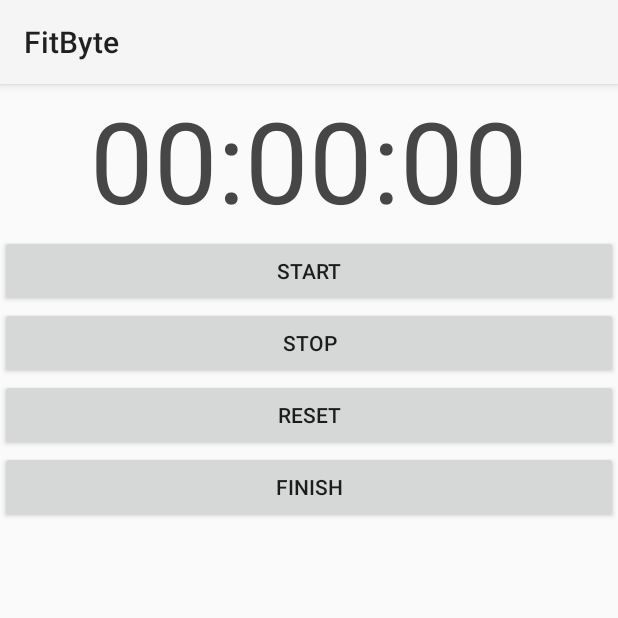
After one commit to pmalavia/FitByte, an Android app: the DistanceTracker screen opened directly, with no data from a screen before it, on a phone screen of 412 x 824 dp, the top half of it. The commit adds this screen. Run offline under Robolectric (Android 15) with nearby library versions, the phone set to English and light mode, and no system bars.

Commit message:
Distance Tracker (Not finished yet...)

```diff
--- /dev/null
+++ b/app/src/main/java/com/example/fitbyte/fitbyte/DistanceTracker.java
@@ -0,0 +1,191 @@
+package com.example.fitbyte.fitbyte;
+
+
+import android.content.Context;
+import android.location.Location;
+import android.location.LocationListener;
+import android.location.LocationManager;
+import android.os.Bundle;
+import android.os.Handler;
+import android.view.View;
+import android.widget.Button;
+import android.widget.TextView;
+
+import org.w3c.dom.Text;
+
+
+public class DistanceTracker extends MenuNavigation implements LocationListener{
+
+    Button start;
+    Button stop;
+    Button reset;
+    Button finish;
+    TextView timer;
+    TextView time;
+    TextView distance;
+    private boolean stopped = false;
+    private long startTime;
+    private long elapsedTime;
+    private Handler mHandler;
+    private final int REFRESH_RATE = 100;
+    private String hours,minutes,seconds;
+    private long secs,mins,hrs;
+    double latitude_one;
+    double longitude_one;
+    double latitude_two;
+    double longitude_two;
+    LocationManager lm;
+    private boolean visited = false;
+
+    protected void onCreate(Bundle savedInstanceState) {
+        super.onCreate(savedInstanceState);
+        setContentView(R.layout.distancetracker_layout);
+        super.onCreateDrawer();
+
+        start = (Button)findViewById(R.id.start);
+        stop = (Button)findViewById(R.id.stop);
+        reset = (Button)findViewById(R.id.reset);
+        finish = (Button)findViewById(R.id.finish);
+        timer = (TextView)findViewById(R.id.chronometer);
+
+        time = (TextView)findViewById(R.id.time);
+        distance = (TextView)findViewById(R.id.distance);
+
+        mHandler = new Handler();
+
+        lm = (LocationManager)getSystemService(Context.LOCATION_SERVICE);
+        Location location = lm.getLastKnownLocation(LocationManager.GPS_PROVIDER);
+        findLocation(location);
+    }
+
+    public static double distFrom(double lat1, double lng1, double lat2, double lng2) {
+        double earthRadius = 6371000; //meters
+        double dLat = Math.toRadians(lat2-lat1);
+        double dLng = Math.toRadians(lng2-lng1);
+        double a = Math.sin(dLat/2) * Math.sin(dLat/2) +
+                Math.cos(Math.toRadians(lat1)) * Math.cos(Math.toRadians(lat2)) *
+                        Math.sin(dLng/2) * Math.sin(dLng/2);
+        double c = 2 * Math.atan2(Math.sqrt(a), Math.sqrt(1-a));
+        double dist = (double) (earthRadius * c);
+        return dist;
+    }
+
+    public void onLocationChanged(Location location){
+        findLocation(location);
+    }
+    public void onProviderDisabled(String arg0) {}
+    public void onProviderEnabled(String arg0) {}
+    public void onStatusChanged(String arg0, int arg1, Bundle arg2) {}
+
+
+    private void findLocation(Location location){
+        if(!visited){
+            if(location == null){
+                latitude_one = 0.0;
+                longitude_one = 0.0;
+            }
+            else{
+                latitude_one = location.getLatitude();
+                longitude_one = location.getLongitude();
+            }
+            visited = true;
+        }
+        else{
+            if(location == null){
+                latitude_two = 0.0;
+                longitude_two = 0.0;
+            }
+            else{
+                latitude_two = location.getLatitude();
+                longitude_two = location.getLongitude();
+            }
+        }
+    }
+
+    public void startClick(View view){
+        showStopButton();
+        if(stopped){
+            startTime = System.currentTimeMillis() - elapsedTime;
+        }
+        else{
+            startTime = System.currentTimeMillis();
+        }
+        mHandler.removeCallbacks(startTimer);
+        mHandler.postDelayed(startTimer,0);
+    }
+
+    public void stopClick(View view){
+        hideStopButton();
+        mHandler.removeCallbacks(startTimer);
+        stopped = true;
+    }
+
+    public void resetClick(View view){
+        stopped = false;
+        timer.setText("00:00:00");
+    }
+
+    public void finishClick(View view){
+        double dist = distFrom(latitude_one,longitude_one,latitude_two,longitude_two);
+        time.setText(hours + " hours, " + minutes + " minutes, " + seconds + " seconds.");
+        distance.setText(dist +"");
+    }
+
+
+    private void showStopButton(){
+        start.setVisibility(View.GONE);
+        reset.setVisibility(View.GONE);
+        finish.setVisibility(View.GONE);
+        stop.setVisibility(View.VISIBLE);
+    }
+
+    private void hideStopButton(){
+        start.setVisibility(View.VISIBLE);
+        reset.setVisibility(View.VISIBLE);
+        finish.setVisibility(View.VISIBLE);
+        stop.setVisibility(View.GONE);
+    }
+
+    private Runnable startTimer = new Runnable() {
+        public void run() {
+            elapsedTime = System.currentTimeMillis() - startTime;
+            updateTimer(elapsedTime);
+            mHandler.postDelayed(this,REFRESH_RATE);
+        }
+    };
+
+    private void updateTimer(float time){
+        secs = (long)(time/1000);
+        mins = (long)((time/1000)/60);
+        hrs = (long)(((time/1000)/60)/60);
+
+        secs = secs % 60;
+        seconds = String.valueOf(secs);
+        if(secs == 0){
+            seconds = "00";
+        }
+        if(secs < 10 && secs > 0){
+            seconds = "0"+seconds;
+        }
+
+        mins = mins % 60;
+        minutes = String.valueOf(mins);
+        if(mins == 0){
+            minutes = "00";
+        }
+        if(mins < 10 && mins > 0){
+            minutes = "0"+minutes;
+        }
+
+        hours = String.valueOf(hrs);
+        if(hrs == 0){
+            hours = "00";
+        }
+        if(hrs < 10 && hrs > 0){
+            hours = "0"+ hours;
+        }
+
+        timer.setText(hours + ":" + minutes + ":" + seconds);
+    }
+
+}
--- a/app/src/main/java/com/example/fitbyte/fitbyte/MenuNavigation.java
+++ b/app/src/main/java/com/example/fitbyte/fitbyte/MenuNavigation.java
@@ -27,7 +27,7 @@ public class MenuNavigation extends ActionBarActivity {
 
         listView = (ListView)findViewById(R.id.list_layout);
 
-        menu = new String[]{"Home", "Diary","EditProfile", "Exercises","Calendar","Reminders","Settings"};
+        menu = new String[]{"Home", "Diary","Profile", "Exercises","Calendar","Reminders","Settings"};
         adapter = new ArrayAdapter<String>(this,android.R.layout.simple_list_item_1,menu);
         listView.setAdapter(adapter);
         listView.setSelector(android.R.color.holo_blue_dark);
--- /dev/null
+++ b/app/src/main/res/layout/distancetracker_layout.xml
@@ -0,0 +1,75 @@
+<android.support.v4.widget.DrawerLayout
+    xmlns:android="http://schemas.android.com/apk/res/android"
+    android:id="@+id/drawer_layout"
+    android:layout_width="match_parent"
+    android:layout_height="match_parent">
+
+    <LinearLayout xmlns:android="http://schemas.android.com/apk/res/android"
+    android:orientation="vertical"
+    android:layout_width="match_parent"
+    android:layout_height="match_parent"
+    >
+
+        <TextView
+            android:id="@+id/chronometer"
+            android:layout_width="fill_parent"
+            android:layout_height="wrap_content"
+            android:text="00:00:00"
+            style="@style/TimerChronometer"
+            />
+
+        <Button
+            android:id="@+id/start"
+            android:layout_width="fill_parent"
+            android:layout_height="wrap_content"
+            android:text="@string/start"
+            android:onClick="startClick"
+            />
+
+        <Button
+            android:id="@+id/stop"
+            android:layout_width="fill_parent"
+            android:layout_height="wrap_content"
+            android:text="@string/stop"
+            android:onClick="stopClick"
+            />
+
+        <Button
+            android:id="@+id/reset"
+            android:layout_width="fill_parent"
+            android:layout_height="wrap_content"
+            android:text="@string/reset"
+            android:onClick="resetClick"
+            />
+
+        <Button
+            android:id="@+id/finish"
+            android:layout_width="fill_parent"
+            android:layout_height="wrap_content"
+            android:text="Finish"
+            android:onClick="finishClick"
+            />
+
+        <TextView
+            android:layout_width="wrap_content"
+            android:layout_height="wrap_content"
+            android:id="@+id/time"
+            android:textSize="20sp"/>
+
+        <TextView
+            android:layout_width="wrap_content"
+            android:layout_height="wrap_content"
+            android:id="@+id/distance"
+            android:textSize="20sp"/>
+
+    </LinearLayout>
+
+    <ListView android:id="@+id/list_layout"
+        android:layout_width="240dp"
+        android:layout_height="match_parent"
+        android:layout_gravity="start"
+        android:choiceMode="singleChoice"
+        android:divider="@android:color/transparent"
+        android:dividerHeight="0dp"
+        android:background="#fff"/>
+</android.support.v4.widget.DrawerLayout>
--- a/app/src/main/res/values/strings.xml
+++ b/app/src/main/res/values/strings.xml
@@ -1,5 +1,5 @@
 <?xml version="1.0" encoding="utf-8"?>
-<resources>
+<resources xmlns:xliff="http://schemas.android.com/apk/res-auto">
 
     <string name="app_name">FitByte</string>
     <string name="hello_world">Hello world!</string>
@@ -11,4 +11,9 @@
     <string name="current">Current </string>
     <string name="saveEntry">Save Entry</string>
 
+    <string name="stop">Stop</string>
+    <string name="start">Start</string>
+    <string name="reset">Reset</string>
+
+
 </resources>
--- a/app/src/main/res/values/styles.xml
+++ b/app/src/main/res/values/styles.xml
@@ -5,4 +5,9 @@
         <!-- Customize your theme here. -->
     </style>
 
+    <style name="TimerChronometer">
+        <item name="android:gravity">center_horizontal</item>
+        <item name="android:textSize">75sp</item>
+        <item name="android:textColor">#464646</item>
+    </style>
 </resources>
```
Also changed, not shown: app/src/main/AndroidManifest.xml (+11 -0 lines), app/src/main/java/com/example/fitbyte/fitbyte/Diary.java (+8 -0 lines), app/src/main/res/layout/diary_layout.xml (+21 -14 lines), app/src/main/res/drawable-hdpi/running.png (added), 2 other files.
